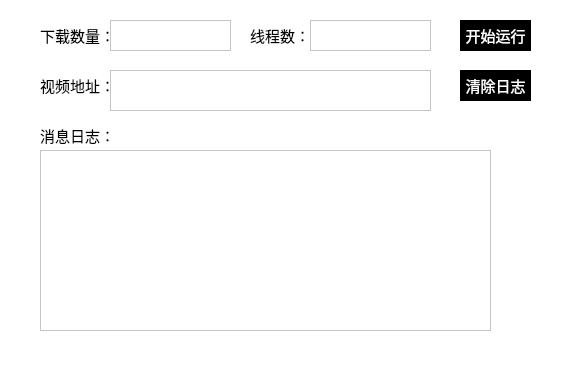
The window that ui_spider/crawler_case/test2.ui (xwk134/myspider) describes before a commit, drawn with Qt 5.
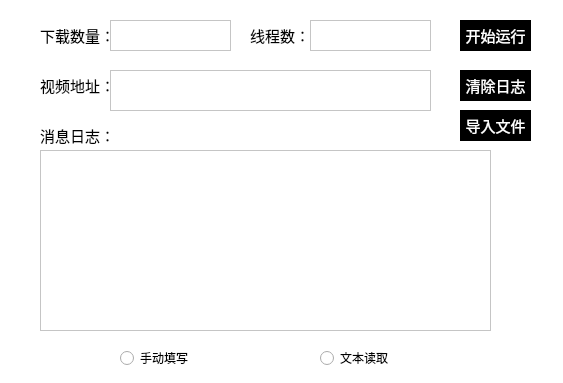
The same window after the commit.

```diff
--- a/ui_spider/crawler_case/test2.ui
+++ b/ui_spider/crawler_case/test2.ui
@@ -161,6 +161,51 @@
     </rect>
    </property>
   </widget>
+  <widget class="QPushButton" name="pushButton_3">
+   <property name="geometry">
+    <rect>
+     <x>460</x>
+     <y>110</y>
+     <width>71</width>
+     <height>31</height>
+    </rect>
+   </property>
+   <property name="text">
+    <string>导入文件</string>
+   </property>
+  </widget>
+  <widget class="QRadioButton" name="radioButton">
+   <property name="geometry">
+    <rect>
+     <x>120</x>
+     <y>350</y>
+     <width>89</width>
+     <height>16</height>
+    </rect>
+   </property>
+   <property name="text">
+    <string>手动填写</string>
+   </property>
+   <attribute name="buttonGroup">
+    <string notr="true">buttonGroup</string>
+   </attribute>
+  </widget>
+  <widget class="QRadioButton" name="radioButton_2">
+   <property name="geometry">
+    <rect>
+     <x>320</x>
+     <y>350</y>
+     <width>89</width>
+     <height>16</height>
+    </rect>
+   </property>
+   <property name="text">
+    <string>文本读取</string>
+   </property>
+   <attribute name="buttonGroup">
+    <string notr="true">buttonGroup</string>
+   </attribute>
+  </widget>
  </widget>
  <resources/>
  <connections/>
```
Left out of the diff: 5 changed lines with no effect on the pictures.
